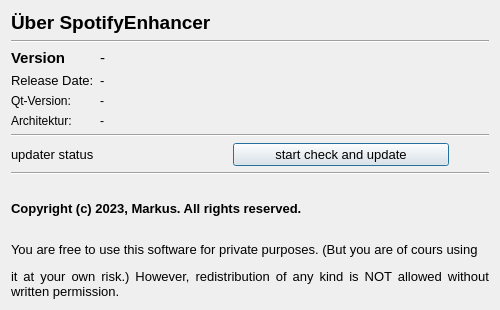
M4RKUS28/SpotifyEnhancer, file ueberdialog.ui: the form before one commit.
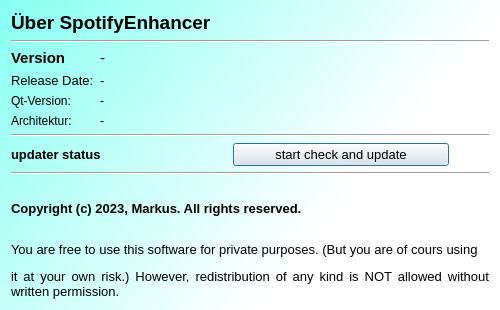
The form after the commit.

```diff
--- a/ueberdialog.ui
+++ b/ueberdialog.ui
@@ -25,6 +25,11 @@
   <property name="windowTitle">
    <string>Dialog</string>
   </property>
+  <property name="styleSheet">
+   <string notr="true">QDialog{
+background-color: qlineargradient(spread:pad, x1:0, y1:0, x2:1, y2:0.523, stop:0 rgba(134, 255, 242, 255), stop:0.803822 rgba(255, 255, 255, 255));
+}</string>
+  </property>
   <layout class="QVBoxLayout" name="verticalLayout">
    <item>
     <widget class="QLabel" name="label">
@@ -171,12 +176,15 @@
        <property name="font">
         <font>
          <pointsize>10</pointsize>
-         <bold>false</bold>
+         <bold>true</bold>
         </font>
        </property>
        <property name="text">
         <string>updater status</string>
        </property>
+       <property name="wordWrap">
+        <bool>true</bool>
+       </property>
       </widget>
      </item>
      <item>
@@ -186,6 +194,9 @@
          <pointsize>10</pointsize>
         </font>
        </property>
+       <property name="styleSheet">
+        <string notr="true"/>
+       </property>
        <property name="text">
         <string>start check and update</string>
        </property>
```
